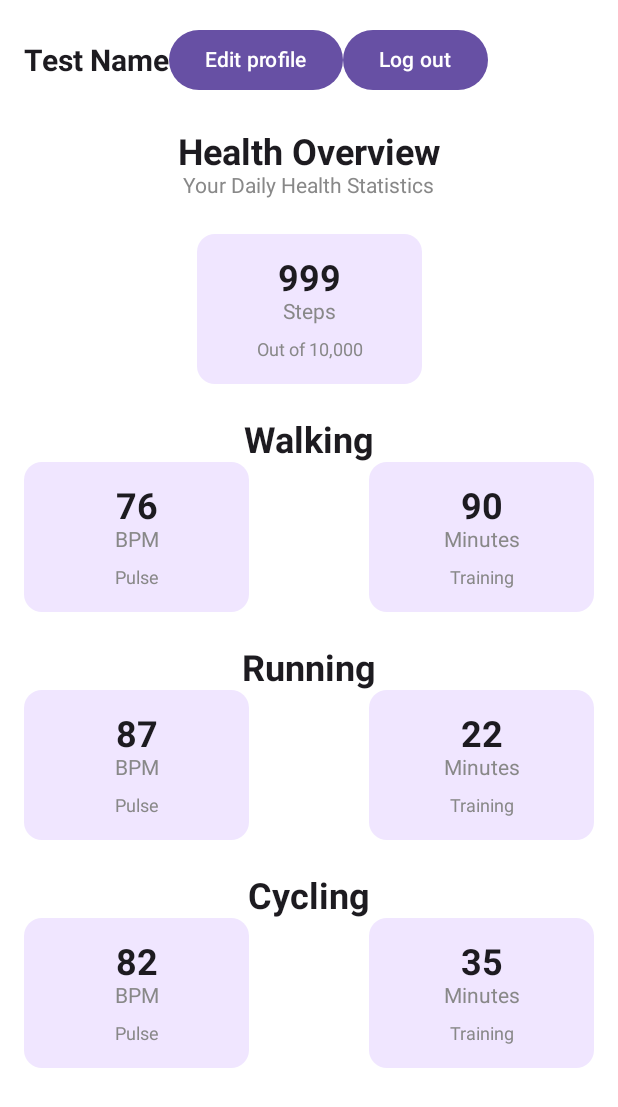
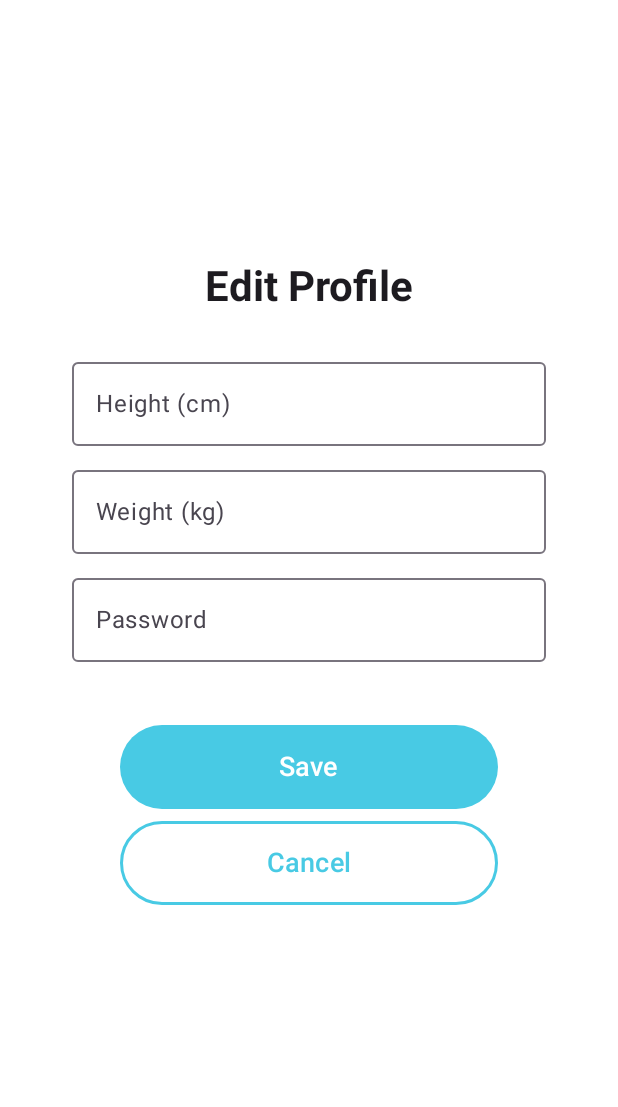
Before and after one commit to gawlowski-mateusz/Health-Monitor, an Android app built with Jetpack Compose: the OverviewScreen screen opened through its navigation route, after a tap on "Edit profile", on a phone screen of 412 x 824 dp. Shown: the top 1107 px of the screen. Run offline under Robolectric (Android 15) with nearby library versions, the light colour scheme and no system bars.

Commit message:
Frontend : Basic improvement

```diff
--- a/Frontend/app/src/main/java/com/mateusz/frontend/EditProfileScreen.kt
+++ b/Frontend/app/src/main/java/com/mateusz/frontend/EditProfileScreen.kt
@@ -1,19 +1,33 @@
 package com.mateusz.frontend
 
+import android.widget.Toast
+import androidx.compose.foundation.BorderStroke
 import androidx.compose.foundation.layout.*
+import androidx.compose.foundation.shape.RoundedCornerShape
 import androidx.compose.foundation.text.KeyboardOptions
 import androidx.compose.material3.*
 import androidx.compose.runtime.*
 import androidx.compose.ui.Alignment
 import androidx.compose.ui.Modifier
 import androidx.compose.ui.graphics.Color
+import androidx.compose.ui.res.colorResource
+import androidx.compose.ui.text.font.FontFamily
+import androidx.compose.ui.text.font.FontStyle
+import androidx.compose.ui.text.font.FontWeight
 import androidx.compose.ui.text.input.KeyboardType
 import androidx.compose.ui.text.input.PasswordVisualTransformation
 import androidx.compose.ui.unit.dp
 import androidx.compose.ui.tooling.preview.Preview
+import androidx.compose.ui.unit.sp
+import kotlinx.coroutines.CoroutineScope
+import kotlinx.coroutines.Dispatchers
+import kotlinx.coroutines.launch
+import kotlinx.coroutines.withContext
+import java.text.SimpleDateFormat
+import java.util.Locale
 
 @Composable
-fun EditProfileScreen() {
+fun EditProfileScreen(onSaveChoice: () -> Unit, onCancelChoice: () -> Unit) {
     // State variables to hold the values entered by the user
     var height by remember { mutableStateOf("") }
     var weight by remember { mutableStateOf("") }
@@ -25,17 +39,22 @@ fun EditProfileScreen() {
     ) {
         Column(
             modifier = Modifier
-                .fillMaxWidth()
-                .padding(16.dp)
+                .fillMaxSize()
+                .padding(start = 48.dp, end = 48.dp, bottom = 48.dp),
+            verticalArrangement = Arrangement.Center,
+            horizontalAlignment = Alignment.CenterHorizontally
         ) {
             Text(
                 text = "Edit Profile",
+                fontFamily = FontFamily.SansSerif,
+                fontStyle = FontStyle.Normal,
+                fontWeight = FontWeight.Bold,
                 style = MaterialTheme.typography.headlineMedium,
                 modifier = Modifier.padding(bottom = 24.dp)
             )
 
             // Height TextField
-            TextField(
+            OutlinedTextField(
                 value = height,
                 onValueChange = { height = it },
                 label = { Text("Height (cm)") },
@@ -43,20 +62,20 @@ fun EditProfileScreen() {
                 modifier = Modifier.fillMaxWidth()
             )
 
-            Spacer(modifier = Modifier.height(24.dp))
+            Spacer(modifier = Modifier.height(8.dp))
 
             // Name TextField
-            TextField(
+            OutlinedTextField(
                 value = weight,
                 onValueChange = { weight = it },
                 label = { Text("Weight (kg)") },
                 modifier = Modifier.fillMaxWidth()
             )
 
-            Spacer(modifier = Modifier.height(16.dp))
+            Spacer(modifier = Modifier.height(8.dp))
 
             // Password TextField
-            TextField(
+            OutlinedTextField(
                 value = password,
                 onValueChange = { password = it },
                 label = { Text("Password") },
@@ -65,29 +84,53 @@ fun EditProfileScreen() {
                 modifier = Modifier.fillMaxWidth()
             )
 
-            Spacer(modifier = Modifier.height(16.dp))
 
-            Row(
-                modifier = Modifier.fillMaxWidth(),
-                verticalAlignment = Alignment.CenterVertically
-            ) {
             // Save Button
             Button(
                 onClick = {
-                        // Handle save logic here
+//                    TODO add API call
+                    onSaveChoice()
                 },
+                modifier = Modifier
+                    .fillMaxWidth()
+                    .padding(top = 42.dp, start = 32.dp, end = 32.dp)
+                    .height(56.dp),  // Adjust height to match the screenshot
+                shape = RoundedCornerShape(50),  // Rounded corners to match the screenshot
+                colors = ButtonDefaults.buttonColors(
+                    containerColor = colorResource(id = R.color.light_blue),  // Custom blue background
+                    contentColor = colorResource(id = R.color.white)  // White text color
+                )
             ) {
-                    Text(text = "Save")
+                Text(
+                    "Save",
+                    fontSize = 18.sp,
+                    fontWeight = FontWeight.Medium
+                )
             }
 
+            Spacer(modifier = Modifier.height(8.dp))
+
             // Cancel Button
-                Button(
+            OutlinedButton(
                 onClick = {
-                        // Handle save logic here
+                    onCancelChoice()
                 },
+                modifier = Modifier
+                    .fillMaxWidth()
+                    .padding(horizontal = 32.dp)
+                    .height(56.dp),  // Adjust height to match the screenshot
+                shape = RoundedCornerShape(50),  // Rounded corners to match the screenshot
+                border = BorderStroke(
+                    2.dp,
+                    color = colorResource(id = R.color.light_blue)
+                )  // Using custom color
             ) {
-                    Text(text = "Cancel")
-                }
+                Text(
+                    "Cancel",
+                    fontSize = 18.sp,
+                    fontWeight = FontWeight.Medium,
+                    color = colorResource(id = R.color.light_blue)  // White text for outlined button
+                )
             }
         }
     }
@@ -96,5 +139,5 @@ fun EditProfileScreen() {
 @Preview(showBackground = true)
 @Composable
 fun PreviewEditProfileScreen() {
-    EditProfileScreen()
+    EditProfileScreen(onSaveChoice = {}, onCancelChoice = {})
 }
--- a/Frontend/app/src/main/java/com/mateusz/frontend/HomeScreen.kt
+++ b/Frontend/app/src/main/java/com/mateusz/frontend/HomeScreen.kt
@@ -12,7 +12,6 @@ import androidx.compose.runtime.Composable
 import androidx.compose.ui.Alignment
 import androidx.compose.ui.Modifier
 import androidx.compose.ui.layout.ContentScale
-import androidx.compose.ui.platform.LocalContext
 import androidx.compose.ui.res.painterResource
 import androidx.compose.ui.text.font.FontWeight
 import androidx.compose.ui.unit.dp
@@ -22,9 +21,7 @@ import androidx.compose.ui.text.style.TextAlign
 import androidx.compose.ui.tooling.preview.Preview
 
 @Composable
-fun HomeScreen(onLoginPanelChoose: () -> Unit, onSignupPanelChoice: () -> Unit) {
-    val context = LocalContext.current
-
+fun HomeScreen(onLoginPanelChoice: () -> Unit, onSignupPanelChoice: () -> Unit) {
     Column(
         modifier = Modifier
             .fillMaxSize()
@@ -56,7 +53,7 @@ fun HomeScreen(onLoginPanelChoose: () -> Unit, onSignupPanelChoice: () -> Unit)
 
         // Login Button - filled style
         Button(
-            onClick = { onLoginPanelChoose() },
+            onClick = { onLoginPanelChoice() },
             modifier = Modifier
                 .fillMaxWidth()
                 .padding(horizontal = 32.dp)
@@ -100,5 +97,5 @@ fun HomeScreen(onLoginPanelChoose: () -> Unit, onSignupPanelChoice: () -> Unit)
 @Preview(showBackground = true)
 @Composable
 fun PreviewHomeScreen() {
-    HomeScreen(onSignupPanelChoice = { /*TODO*/ }, onLoginPanelChoose = {})
+    HomeScreen(onSignupPanelChoice = { /*TODO*/ }, onLoginPanelChoice = {})
 }
--- a/Frontend/app/src/main/java/com/mateusz/frontend/MainActivity.kt
+++ b/Frontend/app/src/main/java/com/mateusz/frontend/MainActivity.kt
@@ -21,7 +21,7 @@ class MainActivity : ComponentActivity() {
 fun MyApp() {
     val navController = rememberNavController()
 
-    NavHost(navController = navController, startDestination = "home") {
+    NavHost(navController = navController, startDestination = "overview") {
         composable("signup") {
             SignUpScreen(
                 onSignUpSuccess = { navController.navigate("overview") },
@@ -36,12 +36,21 @@ fun MyApp() {
         }
         composable("home") {
             HomeScreen(
-                onLoginPanelChoose = { navController.navigate("login") },
+                onLoginPanelChoice = { navController.navigate("login") },
                 onSignupPanelChoice = { navController.navigate("signup") }
             )
         }
         composable("overview") {
-            OverviewScreen("Test Name", 999, 90, 22, 35, 76, 87, 82 )
+            OverviewScreen(
+                onEditProfileChoice = {navController.navigate("edit_profile")},
+                onLogOutChoice = {navController.navigate("home")},
+                "Test Name", 999, 90, 22, 35, 76, 87, 82 )
+        }
+        composable("edit_profile") {
+            EditProfileScreen(
+                onSaveChoice = {navController.navigate("overview")},
+                onCancelChoice = {navController.navigate("overview")}
+            )
         }
     }
 }
--- a/Frontend/app/src/main/java/com/mateusz/frontend/OverviewScreen.kt
+++ b/Frontend/app/src/main/java/com/mateusz/frontend/OverviewScreen.kt
@@ -1,11 +1,13 @@
 package com.mateusz.frontend
 
+import android.widget.Toast
 import androidx.compose.foundation.layout.*
 import androidx.compose.material3.*
 import androidx.compose.runtime.*
 import androidx.compose.ui.Alignment
 import androidx.compose.ui.Modifier
 import androidx.compose.ui.graphics.Color
+import androidx.compose.ui.platform.LocalContext
 import androidx.compose.ui.text.font.FontWeight
 import androidx.compose.ui.tooling.preview.Preview
 import androidx.compose.ui.unit.dp
@@ -13,6 +15,8 @@ import androidx.compose.ui.unit.sp
 
 @Composable
 fun OverviewScreen(
+    onEditProfileChoice : () -> Unit,
+    onLogOutChoice : () -> Unit,
     name: String,
     steps: Int,
     walkingTime: Int,
@@ -22,6 +26,8 @@ fun OverviewScreen(
     runningPulse:Int,
     cyclingPulse:Int,
 ) {
+    val context = LocalContext.current
+
     Surface(
         modifier = Modifier.fillMaxSize(),
         color = Color.White
@@ -42,10 +48,15 @@ fun OverviewScreen(
                     fontSize = 20.sp,
                     fontWeight = FontWeight.Bold
                 )
-                Button(onClick = {}) {
+                Button(onClick = {
+                    onEditProfileChoice()
+                }) {
                     Text(text = "Edit profile")
                 }
                 Button(onClick = {
+//                    TODO Implement API call
+                    onLogOutChoice()
+                    Toast.makeText(context, "Logged out successfully!", Toast.LENGTH_SHORT).show()
                 }) {
                     Text(text = "Log out")
                 }
@@ -168,6 +179,8 @@ fun HealthCard(value: Int, unit: String, description: String) {
 @Composable
 fun PreviewOverviewScreen() {
     OverviewScreen(
+        onEditProfileChoice = {},
+        onLogOutChoice = {},
         name = "Your Name",
         steps = 8249,
         walkingPulse = 72,
```
Lines whose indentation alone changed are shown as unchanged.
